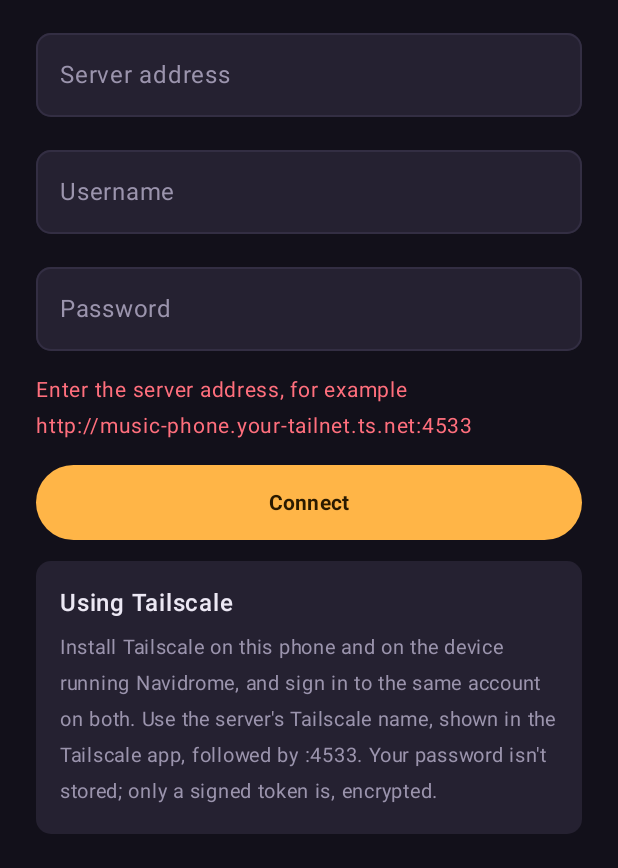
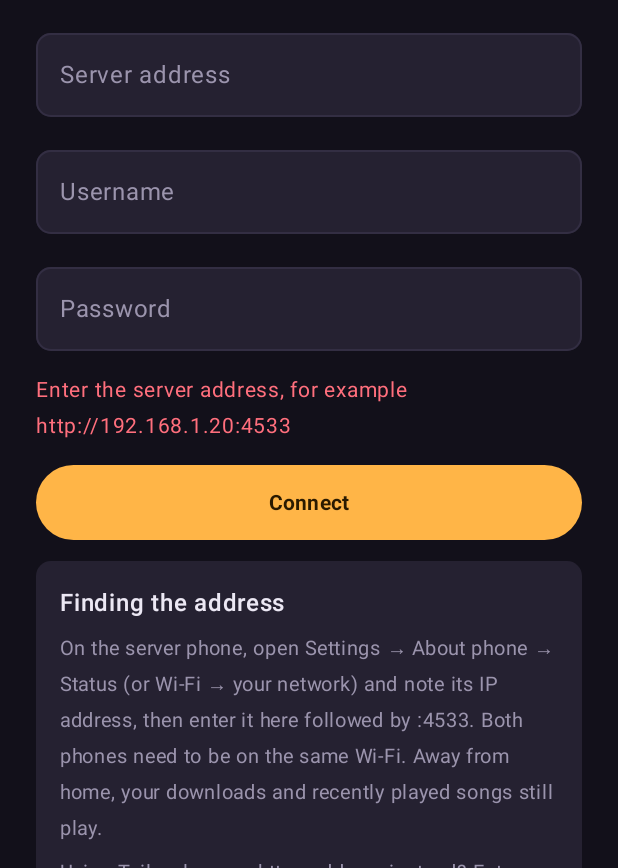
Before and after one commit to woj22/decomphq, an Android app built with Jetpack Compose: the screen it shows after launch (MainActivity), after a tap on "Connect", on a phone screen of 412 x 824 dp, the part 368-1236 px from its top. Run offline under Robolectric (Android 15) with nearby library versions, the phone set to English and light mode, and no system bars; pictures from the network do not load; 4 statements that could not run were skipped.

Commit message:
Spindle: connect over home Wi-Fi without Tailscale
Plain http is now accepted for home-network addresses as well as Tailscale
names; any other address must use https. The rule is enforced in the app,
since Android's network security config can't express address ranges, and
redirects to another protocol are refused. Sign-in help, messages and the
setup guide now lead with home Wi-Fi; Tailscale stays optional.

Co-Authored-By: Claude Opus 5.5 <noreply@anthropic.com>
Claude-Session: https://claude.ai/code/session_018j8SHhVyc5ssxXcrGqG6r6

```diff
--- a/spindle-android/app/src/main/java/app/spindle/AccountScreens.kt
+++ b/spindle-android/app/src/main/java/app/spindle/AccountScreens.kt
@@ -56,7 +56,7 @@ fun SignInScreen(state: AppState) {
         Icon(Icons.Filled.LibraryMusic, null, tint = Amber, modifier = Modifier.size(48.dp))
         BigTitle(if (state.needsSignIn) "Sign in again" else "Connect your music", 30)
         Text("Spindle streams from your Navidrome server. Your library, artwork and playlists are saved on this phone so you can browse offline.", color = Muted)
-        SpindleField(server, { server = it }, "Server address", "http://music-phone.your-tailnet.ts.net:4533", KeyboardType.Uri)
+        SpindleField(server, { server = it }, "Server address", "http://192.168.1.20:4533", KeyboardType.Uri)
         SpindleField(user, { user = it }, "Username", "", KeyboardType.Text)
         SpindleField(password, { password = it }, "Password", "", KeyboardType.Password, password = true, onDone = { connect() })
         error?.let { Text(it, color = Rose, fontSize = 14.sp) }
@@ -64,10 +64,16 @@ fun SignInScreen(state: AppState) {
             if (busy) CircularProgressIndicator(Modifier.size(20.dp), color = AmberInk, strokeWidth = 2.dp) else Text("Connect", fontWeight = FontWeight.Bold)
         }
         Column(Modifier.fillMaxWidth().clip(RoundedCornerShape(10.dp)).background(Raise).padding(16.dp), verticalArrangement = Arrangement.spacedBy(6.dp)) {
-            Text("Using Tailscale", fontWeight = FontWeight.SemiBold)
+            Text("Finding the address", fontWeight = FontWeight.SemiBold)
             Text(
-                "Install Tailscale on this phone and on the device running Navidrome, and sign in to the same account on both. " +
-                    "Use the server's Tailscale name, shown in the Tailscale app, followed by :4533. Your password isn't stored; only a signed token is, encrypted.",
+                "On the server phone, open Settings → About phone → Status (or Wi-Fi → your network) and note its IP address, " +
+                    "then enter it here followed by :4533. Both phones need to be on the same Wi-Fi. " +
+                    "Away from home, your downloads and recently played songs still play.",
+                color = Muted, fontSize = 13.sp,
+            )
+            Text(
+                "Using Tailscale or an https address instead? Enter that address; it works the same way. " +
+                    "Your password isn't stored; only a signed token is, encrypted.",
                 color = Muted, fontSize = 13.sp,
             )
         }
--- a/spindle-android/app/src/main/java/app/spindle/MainActivity.kt
+++ b/spindle-android/app/src/main/java/app/spindle/MainActivity.kt
@@ -237,7 +237,7 @@ private fun StatusBanner(state: AppState) {
         !state.online -> Row(Modifier.fillMaxWidth().background(Raise).padding(16.dp, 8.dp), verticalAlignment = Alignment.CenterVertically) {
             Icon(Icons.Outlined.CloudOff, null, tint = Amber, modifier = Modifier.size(18.dp))
             Text(
-                if (!state.networkUp) "Offline. Downloaded and cached songs still play." else "Can't reach your server. Downloaded and cached songs still play.",
+                if (!state.networkUp) "Offline. Downloaded and cached songs still play." else "Server not reachable (away from home?). Downloaded and cached songs still play.",
                 fontSize = 13.sp, modifier = Modifier.padding(start = 10.dp).weight(1f),
             )
             if (state.networkUp) TextButton({ state.sync(manual = true) }) { Text("Retry", color = Amber) }
@@ -749,7 +749,7 @@ private fun EmptyLibrary(state: AppState, nav: Nav) {
         Text(if (state.online) "Your server has no music yet" else "Your library hasn't loaded yet", fontSize = 22.sp, fontWeight = FontWeight.ExtraBold, modifier = Modifier.padding(top = 16.dp))
         Text(
             if (state.online) "Add music to Navidrome's music folder on your server device and let it finish scanning. Then refresh here."
-            else "Spindle needs to reach your server once to load your library. Check that Tailscale is connected and Navidrome is running.",
+            else "Spindle needs to reach your server once to load your library. Connect to the same Wi-Fi as your server phone and check that Navidrome is running.",
             color = Muted, modifier = Modifier.padding(top = 8.dp, bottom = 20.dp),
         )
         Button({ state.sync(manual = true) }, colors = ButtonDefaults.buttonColors(containerColor = Amber, contentColor = AmberInk)) { Text("Refresh library", fontWeight = FontWeight.Bold) }
--- a/spindle-android/app/src/main/java/app/spindle/PlayerState.kt
+++ b/spindle-android/app/src/main/java/app/spindle/PlayerState.kt
@@ -28,7 +28,6 @@ import kotlinx.coroutines.sync.Mutex
 import kotlinx.coroutines.sync.withLock
 import kotlinx.coroutines.withContext
 import java.io.File
-import java.net.URI
 import java.util.UUID
 import java.util.concurrent.Executors
 
@@ -117,16 +116,13 @@ class AppState(context: Context, private val scope: CoroutineScope) {
     /** Checks the address and login, then saves them and runs the first sync. Returns an error to show, or null. */
     suspend fun signIn(server: String, user: String, password: String): String? {
         val normalized = Credentials.normalizeServer(server)
-        val host = runCatching { URI(normalized).host }.getOrNull()
-        if (host.isNullOrBlank()) return "Enter the server address, for example http://music-phone.your-tailnet.ts.net:4533"
-        if (normalized.startsWith("http://") && !host.endsWith(".ts.net"))
-            return "For your security, plain http only works with Tailscale names ending in .ts.net. Use that name, or an https address."
+        ServerAddress.problem(normalized)?.let { return it }
         if (user.isBlank() || password.isEmpty()) return "Enter your Navidrome username and password."
         val creds = Credentials.fromPassword(normalized, user, password)
         val err = withContext(Dispatchers.IO) {
             try { SubsonicClient(creds).ping(); null } catch (e: SubsonicException) {
                 when (e.kind) {
-                    SubsonicException.Kind.Unreachable -> "Can't reach the server. Check that Tailscale is connected on this phone and that Navidrome is running on the other device."
+                    SubsonicException.Kind.Unreachable -> "Can't reach the server. Check that this phone is on the same Wi-Fi as the server phone (or connected to Tailscale, if you use it), and that Navidrome is running."
                     SubsonicException.Kind.BadLogin -> "Navidrome didn't accept that username and password."
                     SubsonicException.Kind.NotSubsonic -> "That address answered, but it isn't a Navidrome server. Check the port (usually 4533)."
                     SubsonicException.Kind.Server -> "The server refused the sign-in: ${e.message}"
--- a/spindle-android/app/src/main/java/app/spindle/Spindle.kt
+++ b/spindle-android/app/src/main/java/app/spindle/Spindle.kt
@@ -130,7 +130,7 @@ class Spindle private constructor(val context: Context) {
     val downloadCache = SimpleCache(File(root, "downloads"), NoOpCacheEvictor(), db)
 
     val http: DefaultHttpDataSource.Factory = DefaultHttpDataSource.Factory()
-        .setUserAgent("Spindle/1.0").setAllowCrossProtocolRedirects(true)
+        .setUserAgent("Spindle/1.0").setAllowCrossProtocolRedirects(false)
         .setConnectTimeoutMs(10_000).setReadTimeoutMs(20_000)
 
     private val streamFactory = CacheDataSource.Factory().setCache(streamCache).setUpstreamDataSourceFactory(http)
--- a/spindle-android/app/src/main/java/app/spindle/Subsonic.kt
+++ b/spindle-android/app/src/main/java/app/spindle/Subsonic.kt
@@ -25,6 +25,33 @@ data class Credentials(val server: String, val user: String, val salt: String, v
         }
 
         private fun md5(s: String) = MessageDigest.getInstance("MD5").digest(s.toByteArray()).joinToString("") { "%02x".format(it) }
+    }
+}
+
+/**
+ * Which server addresses Spindle accepts. Plain http is allowed only where the network itself is private:
+ * home-network addresses (192.168.x.x, 10.x.x.x, 172.16-31.x.x) and Tailscale names (*.ts.net), which Tailscale
+ * encrypts. Anything reachable from the open internet must use https.
+ */
+object ServerAddress {
+    fun isPrivateHost(host: String): Boolean {
+        val h = host.lowercase().trim('[', ']')
+        if (h.endsWith(".ts.net")) return true
+        val parts = h.split('.').map { it.toIntOrNull() ?: return false }
+        if (parts.size != 4 || parts.any { it !in 0..255 }) return false
+        return parts[0] == 10 ||
+            (parts[0] == 172 && parts[1] in 16..31) ||
+            (parts[0] == 192 && parts[1] == 168) ||
+            (parts[0] == 100 && parts[1] in 64..127) // Tailscale's own addresses
+    }
+
+    /** Returns a message explaining what's wrong with [normalized], or null if it can be used. */
+    fun problem(normalized: String): String? {
+        val host = runCatching { java.net.URI(normalized).host }.getOrNull()
+        if (host.isNullOrBlank()) return "Enter the server address, for example http://192.168.1.20:4533"
+        if (normalized.startsWith("http://") && !isPrivateHost(host))
+            return "For your security, plain http only works with home-network addresses (like 192.168.1.20) or Tailscale names. Use one of those, or an https address."
+        return null
     }
 }
 
```
Also changed, not shown: spindle-android/app/src/main/res/xml/network_security_config.xml (+4 -6 lines), 2 other files.
